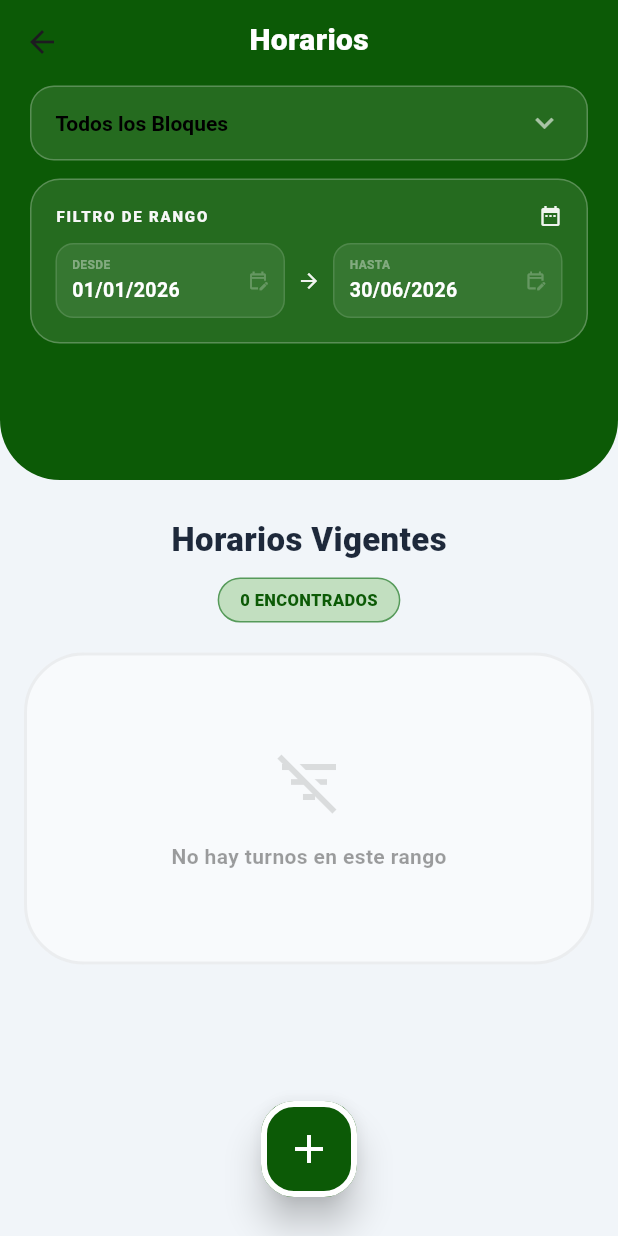
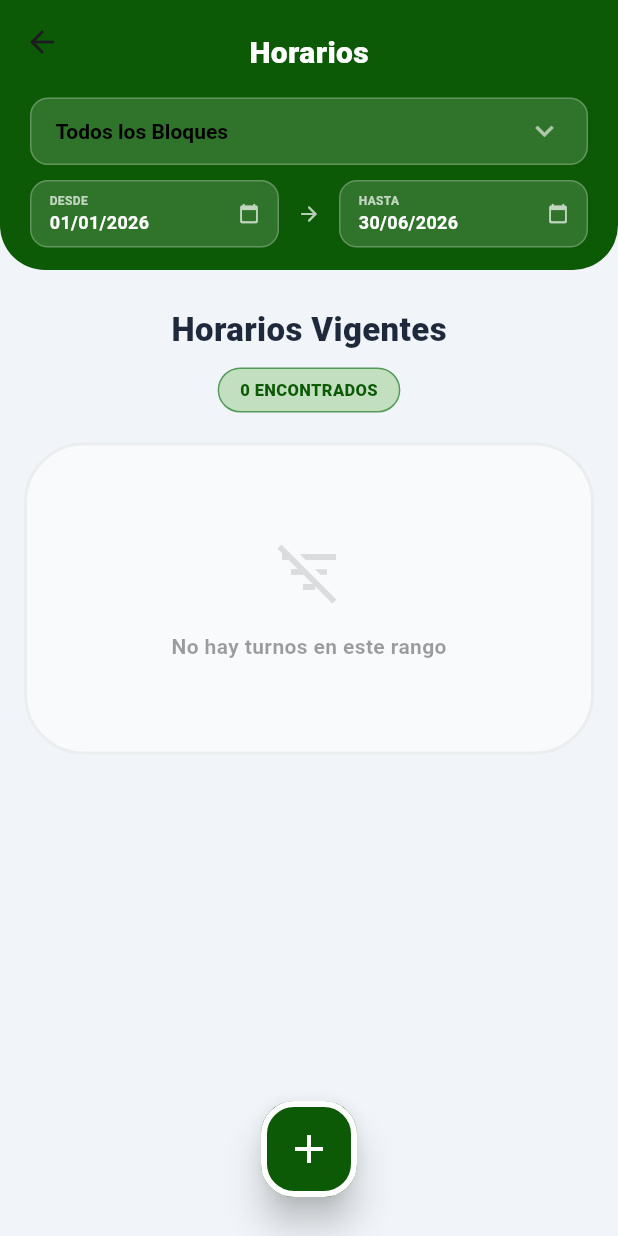
Before and after one commit to stevengodev/bathroom-vision-mobile-app, a Flutter app: the CleaningScheduleListPage screen opened by its route, on a phone screen of 412 x 824 dp. Run offline on Flutter 3.47's test engine with Material 3 defaults, Android fonts, the phone set to English and light mode, and no system bars; our stand-ins replace dio, firebase_core, firebase_messaging, fl_chart, flutter_dotenv, flutter_local_notifications and 2 more; accounts and stored records are empty; network calls fail.

Commit message:
ajusta diseño de lista de limpiezas

```diff
--- a/lib/features/cleanings/presentation/cleaning_schedule_list_page.dart
+++ b/lib/features/cleanings/presentation/cleaning_schedule_list_page.dart
@@ -120,28 +120,26 @@ class _CleaningScheduleListPageState extends State<CleaningScheduleListPage> {
           : CustomScrollView(
               slivers: [
                 SliverAppBar(
-                  expandedHeight: 320,
-                  collapsedHeight: 100,
+                  expandedHeight: 180,
+                  collapsedHeight: 80,
                   pinned: true,
                   stretch: true,
                   backgroundColor: const Color.fromARGB(255, 12, 90, 6),
                   shape: const RoundedRectangleBorder(
-                    borderRadius: BorderRadius.vertical(bottom: Radius.circular(40)),
+                    borderRadius: BorderRadius.vertical(bottom: Radius.circular(30)),
                   ),
                   flexibleSpace: FlexibleSpaceBar(
                     background: SafeArea(
                       bottom: false,
                       child: Padding(
-                        padding: const EdgeInsets.fromLTRB(20, 12, 20, 20),
+                        padding: const EdgeInsets.fromLTRB(20, 10, 20, 15),
                         child: Column(
                           crossAxisAlignment: CrossAxisAlignment.start,
-                          mainAxisSize: MainAxisSize.min,
+                          mainAxisAlignment: MainAxisAlignment.end,
                           children: [
                             // Título
-                            Row(
-                              mainAxisAlignment: MainAxisAlignment.center,
-                              children: [
-                                const Text(
+                            const Center(
+                              child: Text(
                                 "Horarios",
                                 style: TextStyle(
                                   color: Colors.white,
@@ -149,15 +147,15 @@ class _CleaningScheduleListPageState extends State<CleaningScheduleListPage> {
                                   fontWeight: FontWeight.w900,
                                 ),
                               ),
-                              ],
                             ),
-                            const SizedBox(height: 16),
+                            const SizedBox(height: 15),
 
                             Container(
+                              height: 45,
                               padding: const EdgeInsets.symmetric(horizontal: 16),
                               decoration: BoxDecoration(
-                                color: Colors.white.withOpacity(0.1),
-                                borderRadius: BorderRadius.circular(16),
+                                color: Colors.white.withOpacity(0.15),
+                                borderRadius: BorderRadius.circular(12),
                                 border: Border.all(color: Colors.white24),
                               ),
                               child: DropdownButtonHideUnderline(
@@ -190,35 +188,8 @@ class _CleaningScheduleListPageState extends State<CleaningScheduleListPage> {
                                 ),
                               ),
                             ),
-                            const SizedBox(height: 12),
+                            const SizedBox(height: 10),
 
-                            Container(
-                              padding: const EdgeInsets.all(16),
-                              decoration: BoxDecoration(
-                                color: Colors.white.withOpacity(0.1),
-                                borderRadius: BorderRadius.circular(20),
-                                border: Border.all(color: Colors.white24),
-                              ),
-                              child: Column(
-                                crossAxisAlignment: CrossAxisAlignment.start,
-                                mainAxisSize: MainAxisSize.min,
-                                children: [
-                                  Row(
-                                    mainAxisAlignment: MainAxisAlignment.spaceBetween,
-                                    children: [
-                                      Text(
-                                        "FILTRO DE RANGO",
-                                        style: TextStyle(
-                                          color: const Color.fromARGB(255, 247, 247, 247),
-                                          fontSize: 10,
-                                          fontWeight: FontWeight.w900,
-                                          letterSpacing: 1.2,
-                                        ),
-                                      ),
-                                      const Icon(Icons.date_range, size: 16, color: Color.fromARGB(237, 255, 255, 255)),
-                                    ],
-                                  ),
-                                  const SizedBox(height: 10),
                             Row(
                               children: [
                                 Expanded(
@@ -229,8 +200,8 @@ class _CleaningScheduleListPageState extends State<CleaningScheduleListPage> {
                                   ),
                                 ),
                                 const Padding(
-                                        padding: EdgeInsets.symmetric(horizontal: 8),
-                                        child: Icon(Icons.arrow_forward, color: Color.fromARGB(237, 255, 255, 255), size: 16),
+                                  padding: EdgeInsets.symmetric(horizontal: 12),
+                                  child: Icon(Icons.arrow_forward_rounded, color: Colors.white70, size: 16),
                                 ),
                                 Expanded(
                                   child: _dateTapField(
@@ -240,9 +211,6 @@ class _CleaningScheduleListPageState extends State<CleaningScheduleListPage> {
                                   ),
                                 ),
                               ],
-                                  ),
-                                ],
-                              ),
                             ),
                           ],
                         ),
@@ -277,40 +245,39 @@ class _CleaningScheduleListPageState extends State<CleaningScheduleListPage> {
     return GestureDetector(
       onTap: onTap,
       child: Container(
-        padding: const EdgeInsets.symmetric(horizontal: 10, vertical: 8),
+        height: 45,
+        padding: const EdgeInsets.symmetric(horizontal: 12),
         decoration: BoxDecoration(
-          color: Colors.white.withOpacity(0.08),
+          color: Colors.white.withOpacity(0.15),
           borderRadius: BorderRadius.circular(12),
-          border: Border.all(color: Colors.white12),
+          border: Border.all(color: Colors.white24),
         ),
         child: Row(
+          mainAxisAlignment: MainAxisAlignment.spaceBetween,
           children: [
-            Expanded(
-              child: Column(
+            Column(
               crossAxisAlignment: CrossAxisAlignment.start,
-                mainAxisSize: MainAxisSize.min,
+              mainAxisAlignment: MainAxisAlignment.center,
               children: [
                 Text(
                   label.toUpperCase(),
                   style: const TextStyle(
-                      color: Colors.white38,
+                    color: Colors.white70,
                     fontSize: 8,
                     fontWeight: FontWeight.bold,
                   ),
                 ),
-                  const SizedBox(height: 2),
                 Text(
                   "${date.day.toString().padLeft(2, '0')}/${date.month.toString().padLeft(2, '0')}/${date.year}",
                   style: const TextStyle(
                     color: Colors.white,
-                      fontSize: 13,
+                    fontSize: 12,
                     fontWeight: FontWeight.bold,
                   ),
                 ),
               ],
             ),
-            ),
-            const Icon(Icons.edit_calendar_outlined, color: Colors.white24, size: 14),
+            const Icon(Icons.calendar_today_rounded, color: Colors.white70, size: 14),
           ],
         ),
       ),
```
Lines whose indentation alone changed are shown as unchanged.
